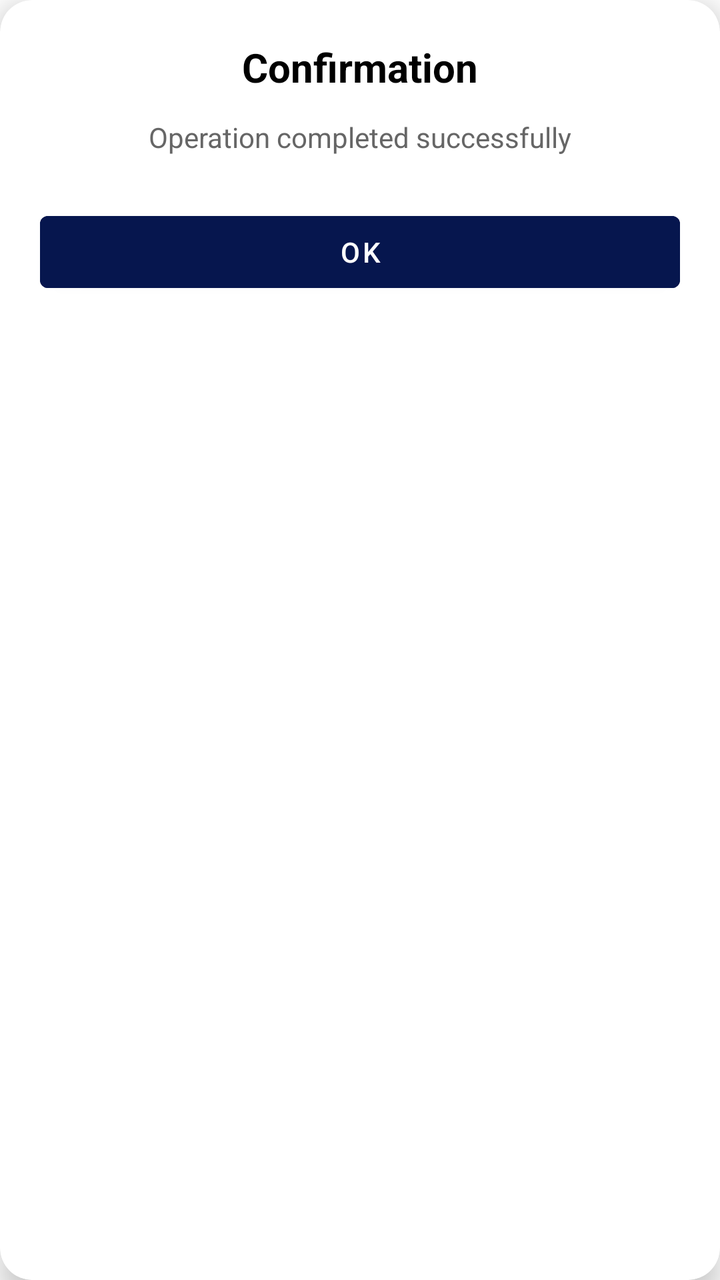
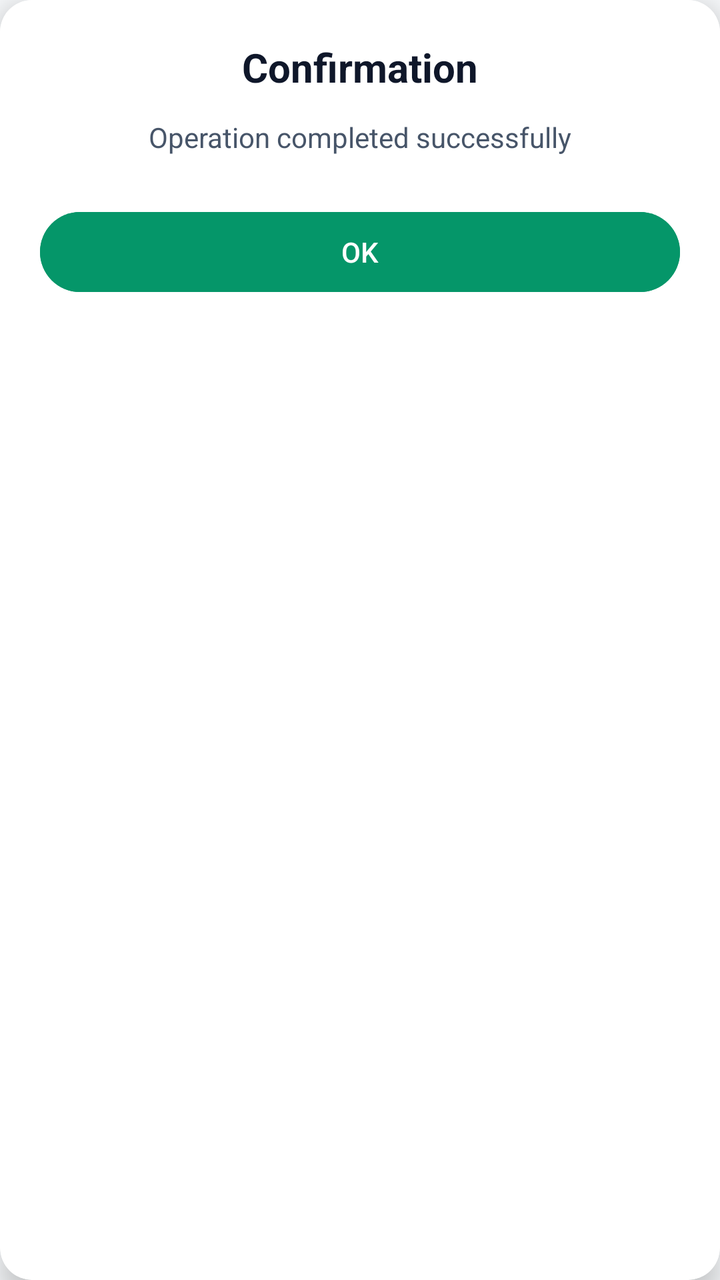

Before-and-after screenshots of an Android layout around one commit, followed by the original layout XML and the change that was made.
<!-- AndroidManifest.xml: application theme Theme.TestMaster -->
<!-- res/layout/dialog_box_attention.xml -->
<?xml version="1.0" encoding="utf-8"?>
<androidx.cardview.widget.CardView
    xmlns:android="http://schemas.android.com/apk/res/android"
    xmlns:app="http://schemas.android.com/apk/res-auto"
    android:layout_width="match_parent"
    android:layout_height="wrap_content"
    android:layout_margin="20dp"
    app:cardCornerRadius="16dp"
    app:cardElevation="8dp">

    <LinearLayout
        android:layout_width="match_parent"
        android:layout_height="wrap_content"
        android:orientation="vertical"
        android:padding="20dp">

        
        <TextView
            android:id="@+id/title"
            android:layout_width="wrap_content"
            android:layout_height="wrap_content"
            android:text="Confirmation"
            android:textSize="20sp"
            android:textStyle="bold"
            android:textColor="@color/black"
            android:layout_gravity="center_horizontal"/>

        
        <TextView
            android:id="@+id/message"
            android:layout_width="match_parent"
            android:layout_height="wrap_content"
            android:text="Operation completed successfully"
            android:textSize="14sp"
            android:textColor="#666666"
            android:layout_marginTop="12dp"
            android:gravity="center"/>

        
        <com.google.android.material.button.MaterialButton
            android:id="@+id/btn_yes"
            android:layout_width="match_parent"
            android:layout_height="wrap_content"
            android:text="OK"
            android:textAllCaps="false"
            android:layout_marginTop="24dp"
            android:backgroundTint="@color/primary_blue"
            android:textColor="@color/white"/>

    </LinearLayout>

</androidx.cardview.widget.CardView>
<!-- resources referenced by this layout -->
<resources>
  <color name="black">#FF000000</color>
  <color name="primary_blue">#06164E</color>
  <color name="white">#FFFFFFFF</color>
  <style name="Theme.TestMaster" parent="Base.Theme.TestMaster" />
  <style name="Base.Theme.TestMaster" parent="Theme.MaterialComponents.DayNight.NoActionBar">
          
           <item name="colorPrimary">@color/primary_blue</item>
          <item name="android:statusBarColor">@color/primary_blue</item>
          <item name="colorAccent">@color/primary_blue</item>
      </style>
</resources>

<!-- the commit's change to res/layout/dialog_box_attention.xml (unified diff, before → after) -->
@@ -12,7 +12,8 @@
         android:layout_width="match_parent"
         android:layout_height="wrap_content"
         android:orientation="vertical"
-        android:padding="20dp">
+        android:padding="20dp"
+        android:background="@color/surface">
 
         
         <TextView
@@ -22,7 +23,7 @@
             android:text="Confirmation"
             android:textSize="20sp"
             android:textStyle="bold"
-            android:textColor="@color/black"
+            android:textColor="@color/text_primary"
             android:layout_gravity="center_horizontal"/>
 
         
@@ -32,7 +33,7 @@
             android:layout_height="wrap_content"
             android:text="Operation completed successfully"
             android:textSize="14sp"
-            android:textColor="#666666"
+            android:textColor="@color/text_secondary"
             android:layout_marginTop="12dp"
             android:gravity="center"/>
 
@@ -44,7 +45,7 @@
             android:text="OK"
             android:textAllCaps="false"
             android:layout_marginTop="24dp"
-            android:backgroundTint="@color/primary_blue"
+            android:backgroundTint="@color/primary"
             android:textColor="@color/white"/>
 
     </LinearLayout>
<!-- resource entries referenced after the edit -->
@@ -1,14 +1,56 @@
 <!-- resources referenced by this layout -->
 <resources>
-  <color name="black">#FF000000</color>
-  <color name="primary_blue">#06164E</color>
+  <color name="primary">#059669</color>
+  <color name="surface">#FFFFFF</color>
+  <color name="text_primary">#0F172A</color>
+  <color name="text_secondary">#475569</color>
   <color name="white">#FFFFFFFF</color>
   <style name="Theme.TestMaster" parent="Base.Theme.TestMaster" />
-  <style name="Base.Theme.TestMaster" parent="Theme.MaterialComponents.DayNight.NoActionBar">
+  <style name="Base.Theme.TestMaster" parent="Theme.Material3.DayNight.NoActionBar">
           
-           <item name="colorPrimary">@color/primary_blue</item>
-          <item name="android:statusBarColor">@color/primary_blue</item>
-          <item name="colorAccent">@color/primary_blue</item>
+          <item name="colorPrimary">@color/primary</item>
+          <item name="colorOnPrimary">@color/onPrimary</item>
+          <item name="colorPrimaryContainer">@color/primaryContainer</item>
+          <item name="colorOnPrimaryContainer">@color/onPrimaryContainer</item>
+  
+          <item name="colorSecondary">@color/secondary</item>
+          <item name="colorOnSecondary">@color/onSecondary</item>
+          <item name="colorSecondaryContainer">@color/secondaryContainer</item>
+          <item name="colorOnSecondaryContainer">@color/onSecondaryContainer</item>
+  
+          
+          <item name="android:windowBackground">@color/background</item>
+          <item name="colorSurface">@color/surface</item>
+          <item name="colorOnSurface">@color/onSurface</item>
+          <item name="colorSurfaceVariant">@color/surfaceVariant</item>
+          <item name="colorOnSurfaceVariant">@color/onSurfaceVariant</item>
+          <item name="colorOutline">@color/outline</item>
+  
+          
+          <item name="colorError">@color/error</item>
+          <item name="colorOnError">@color/onError</item>
+          <item name="colorErrorContainer">@color/errorContainer</item>
+          <item name="colorOnErrorContainer">@color/onErrorContainer</item>
+  
+          
+          <item name="android:statusBarColor">@color/surface</item>
+          <item name="android:windowLightStatusBar">true</item>
       </style>
+  <color name="onPrimary">#FFFFFF</color>
+  <color name="primaryContainer">#D1FAE5</color>
+  <color name="onPrimaryContainer">#064E3B</color>
+  <color name="secondary">#64748B</color>
+  <color name="onSecondary">#FFFFFF</color>
+  <color name="secondaryContainer">#F1F5F9</color>
+  <color name="onSecondaryContainer">#0F172A</color>
+  <color name="background">#F8FAFC</color>
+  <color name="onSurface">#0F172A</color>
+  <color name="surfaceVariant">#E2E8F0</color>
+  <color name="onSurfaceVariant">#475569</color>
+  <color name="outline">#94A3B8</color>
+  <color name="error">#EF4444</color>
+  <color name="onError">#FFFFFF</color>
+  <color name="errorContainer">#FEE2E2</color>
+  <color name="onErrorContainer">#991B1B</color>
 </resources>
 
